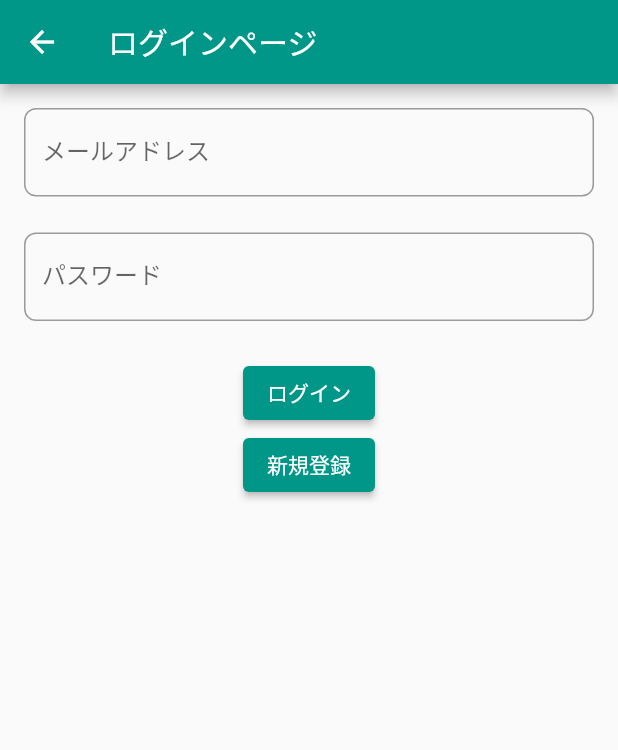
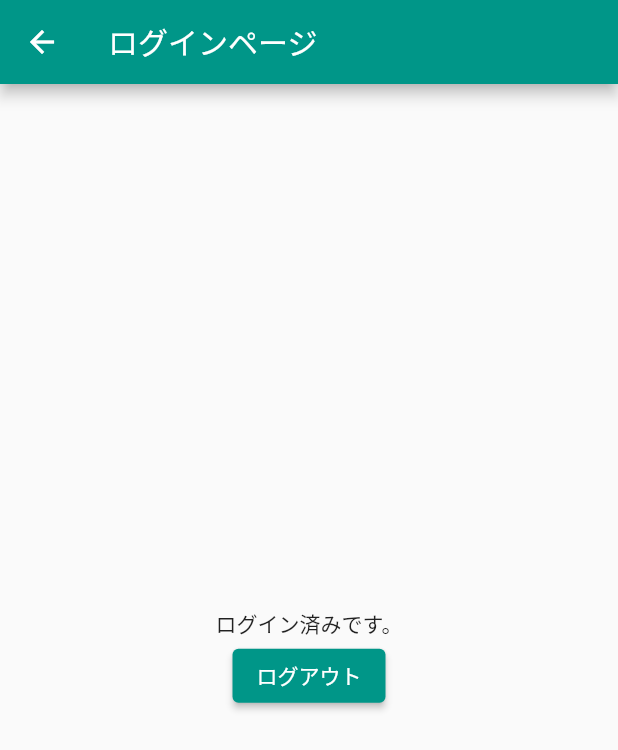
Before and after one commit to miyasic/PokeScouter, a Flutter app: the screen it shows after launch, after a tap on the "login" icon, on a phone screen of 412 x 824 dp. Shown: the top 750 px of the screen. Run offline on Flutter 3.47's test engine with Material 2 defaults, Android fonts, the phone set to English and light mode, and no system bars; our stand-ins replace badges, cloud_firestore, firebase_auth, firebase_core, flutter_hooks, freezed_annotation and 3 more; missing offline and left inert: roggle; accounts and stored records are empty.

Commit message:
サインアップ・ログイン・ログアウトができるようになりました。

```diff
--- a/lib/presentation/login/login_page.dart
+++ b/lib/presentation/login/login_page.dart
@@ -3,6 +3,8 @@ import 'package:flutter_template/constants/route_path.dart';
 import 'package:flutter_template/presentation/login/user_state_provider.dart';
 import 'package:flutter_template/providers/auth_controller.dart';
 import 'package:hooks_riverpod/hooks_riverpod.dart';
+
+import '../top/top_page.dart';
 
 class LoginPage extends ConsumerWidget {
   const LoginPage({super.key});
@@ -10,6 +12,38 @@ class LoginPage extends ConsumerWidget {
   @override
   Widget build(BuildContext context, WidgetRef ref) {
     final state = ref.watch(userStateProvider);
+
+    return state.when(data: (data) {
+      // ログイン済みの場合
+      if (data != null) {
+        return Scaffold(
+          appBar: AppBar(
+            title: const Text(kPageNameLogin),
+          ),
+          body: Container(
+            width: double.infinity,
+            child: Column(
+              mainAxisAlignment: MainAxisAlignment.center,
+              crossAxisAlignment: CrossAxisAlignment.center,
+              children: [
+                InkWell(
+                    onTap: () {
+                      final user =
+                          ref.read(authControllerProvider.notifier).state;
+                      print(user?.uid);
+                    },
+                    child: Text('ログイン済みです。')),
+                ElevatedButton(
+                    onPressed: () {
+                      ref.read(authControllerProvider.notifier).signOut();
+                    },
+                    child: Text("ログアウト")),
+              ],
+            ),
+          ),
+        );
+      }
+      // 未ログインの場合
       return Scaffold(
         appBar: AppBar(
           title: const Text(kPageNameLogin),
@@ -55,5 +89,18 @@ class LoginPage extends ConsumerWidget {
               ],
             )),
       );
+    }, error: (_, __) {
+      return const Scaffold(
+        body: Center(
+          child: Text('エラーだよ'),
+        ),
+      );
+    }, loading: () {
+      return const Scaffold(
+        body: Center(
+          child: CircularProgressIndicator(),
+        ),
+      );
+    });
   }
 }
```
Lines whose indentation alone changed are shown as unchanged.
